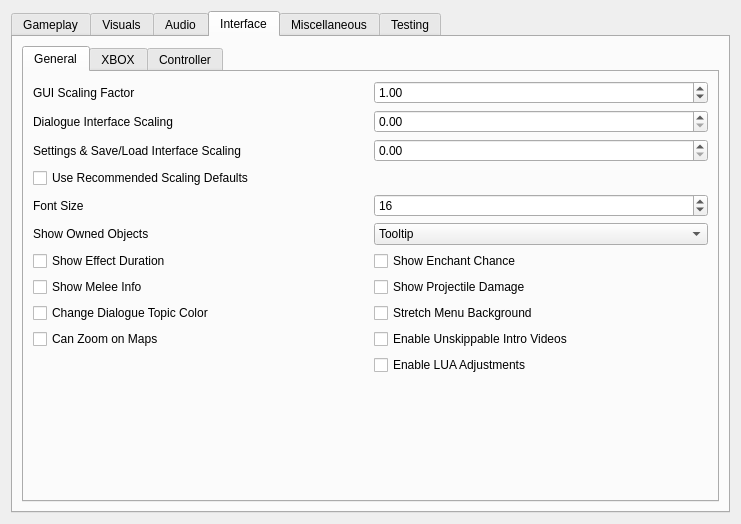
Old version of the form apps/launcher/ui/settingspage.ui in the repository thoth-33/openmw-L2-R2-Fix.
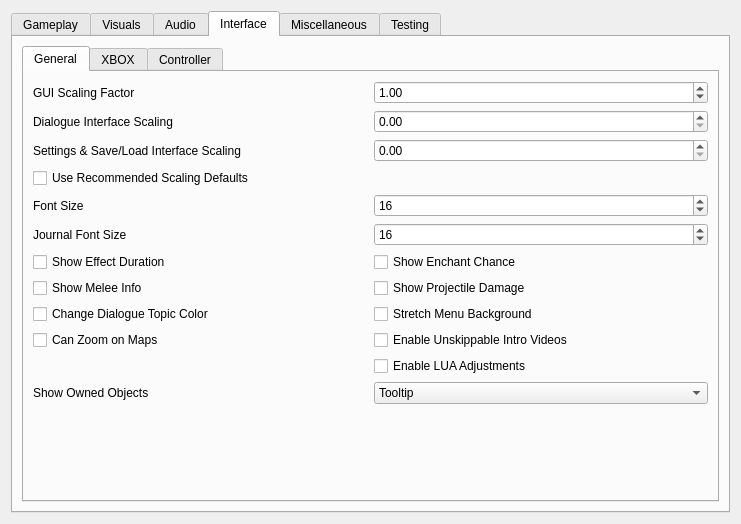
New version of the form. The open tabs and pages were chosen to show the change.

```diff
--- a/apps/launcher/ui/settingspage.ui
+++ b/apps/launcher/ui/settingspage.ui
@@ -1274,7 +1274,7 @@
           <layout class="QVBoxLayout">
            <item>
             <layout class="QGridLayout" name="interfaceGeneralGridLayout">
-             <item row="6" column="1">
+             <item row="12" column="1">
               <widget class="QComboBox" name="showOwnedComboBox">
                <property name="currentIndex">
                 <number>1</number>
@@ -1395,6 +1395,32 @@
               </property>
              </widget>
             </item>
+            <item row="6" column="0">
+             <widget class="QLabel" name="journalFontSizeLabel">
+              <property name="toolTip">
+               <string>Size of text in journal, books, and scrolls.</string>
+              </property>
+              <property name="text">
+               <string>Journal Font Size</string>
+              </property>
+             </widget>
+            </item>
+            <item row="6" column="1">
+             <widget class="QSpinBox" name="journalFontSizeSpinBox">
+              <property name="minimum">
+               <number>12</number>
+              </property>
+              <property name="maximum">
+               <number>25</number>
+              </property>
+              <property name="singleStep">
+               <number>1</number>
+              </property>
+              <property name="value">
+               <number>16</number>
+              </property>
+             </widget>
+            </item>
             <item row="1" column="0">
              <widget class="QLabel" name="dialogueScalingLabel">
               <property name="toolTip">
@@ -1504,7 +1530,7 @@
               </property>
              </widget>
             </item>
-             <item row="6" column="0">
+             <item row="12" column="0">
               <widget class="QLabel" name="showOwnedLabel">
                <property name="text">
                 <string>Show Owned Objects</string>
```
